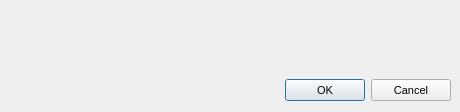
Before: the Qt Designer form Source/MEGASync/gui/BindFolderDialog.ui in meganz/MEGAsync, drawn with Qt 5.
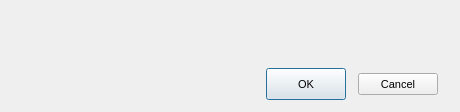
After: the same form once the commit is applied. Custom widgets are drawn as their Qt base class.

Commit message: Alignments for the "Add sync folder" and the settings dialog

```diff
--- a/Source/MEGASync/gui/BindFolderDialog.ui
+++ b/Source/MEGASync/gui/BindFolderDialog.ui
@@ -41,11 +41,14 @@
 </string>
   </property>
   <layout class="QVBoxLayout" name="verticalLayout">
-   <property name="spacing">
-    <number>6</number>
+   <property name="leftMargin">
+    <number>0</number>
    </property>
-   <property name="margin">
-    <number>9</number>
+   <property name="rightMargin">
+    <number>0</number>
+   </property>
+   <property name="bottomMargin">
+    <number>12</number>
    </property>
    <item>
     <widget class="FolderBinder" name="wBinder" native="true">
@@ -59,11 +62,23 @@
      <property name="maximumSize">
       <size>
        <width>16777215</width>
-       <height>26</height>
+       <height>32</height>
       </size>
      </property>
      <layout class="QHBoxLayout" name="horizontalLayout">
-      <property name="margin">
+      <property name="spacing">
+       <number>12</number>
+      </property>
+      <property name="leftMargin">
+       <number>18</number>
+      </property>
+      <property name="topMargin">
+       <number>0</number>
+      </property>
+      <property name="rightMargin">
+       <number>22</number>
+      </property>
+      <property name="bottomMargin">
        <number>0</number>
       </property>
       <item>
@@ -82,11 +97,17 @@
       <item>
        <widget class="QPushButton" name="bOK">
         <property name="sizePolicy">
-         <sizepolicy hsizetype="Minimum" vsizetype="Fixed">
+         <sizepolicy hsizetype="Minimum" vsizetype="Preferred">
           <horstretch>0</horstretch>
           <verstretch>0</verstretch>
          </sizepolicy>
         </property>
+        <property name="minimumSize">
+         <size>
+          <width>0</width>
+          <height>32</height>
+         </size>
+        </property>
         <property name="text">
          <string>OK</string>
         </property>
@@ -100,6 +121,12 @@
           <verstretch>0</verstretch>
          </sizepolicy>
         </property>
+        <property name="minimumSize">
+         <size>
+          <width>0</width>
+          <height>32</height>
+         </size>
+        </property>
         <property name="text">
          <string>Cancel</string>
         </property>
```
The commit also changes 2 other files.
